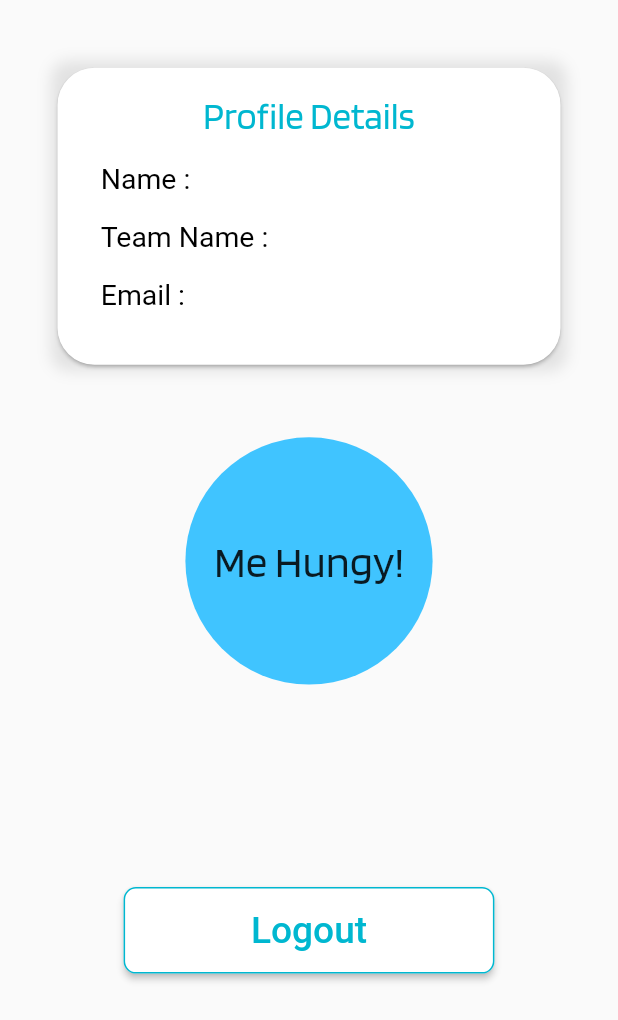
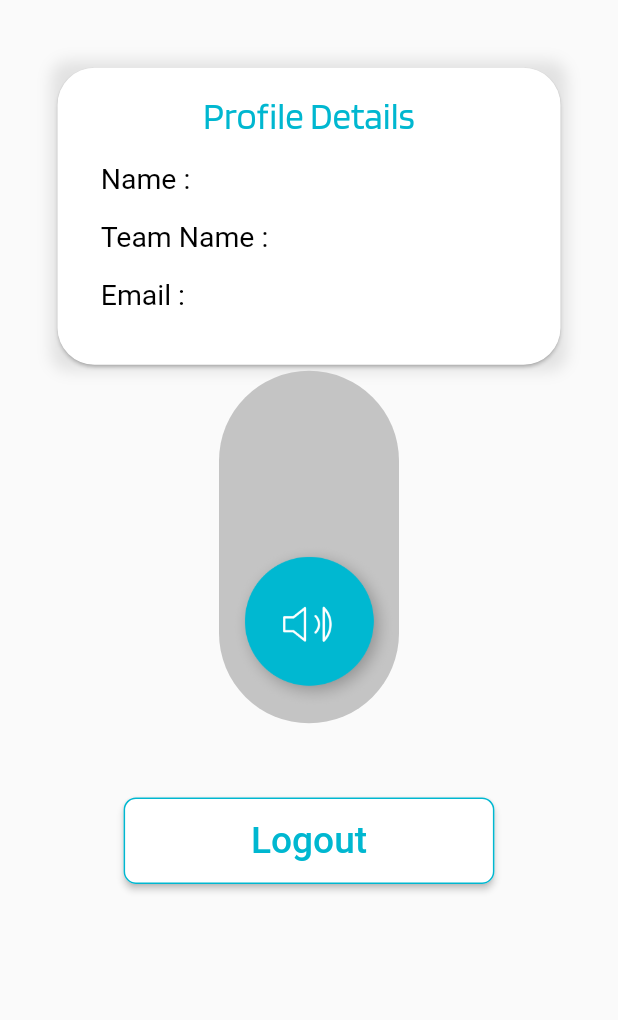
Before and after one commit to aryan9600/OpenCon-20, a Flutter app: the ProfileScreen screen opened by its route, on a phone screen of 412 x 824 dp. Shown: the top 1020 px of the screen. Run offline on Flutter 3.47's test engine with Material 2 defaults, Android fonts, the phone set to English and light mode, and no system bars; drawn by our look-alikes of bouncing_widget; our stand-ins replace bubble, cached_network_image, cloud_firestore, firebase_auth, flutter_dotenv, flutter_swiper and 6 more; missing offline and left inert: chirp_flutter, flutter_dialogflow; accounts and stored records are empty; project files that could hold a hidden picture were left out.

Commit message:
basic sliding functionality

```diff
--- a/lib/screens/profile_screen.dart
+++ b/lib/screens/profile_screen.dart
@@ -1,7 +1,7 @@
 import 'dart:async';
 import 'dart:typed_data';
-
-import 'package:bouncing_widget/bouncing_widget.dart';
+import 'package:slider_button/slider_button.dart';
+import 'package:flutter_xlider/flutter_xlider.dart';
 import 'package:chirp_flutter/chirp_flutter.dart';
 import 'package:cloud_firestore/cloud_firestore.dart';
 import 'package:flutter/material.dart';
@@ -23,7 +23,7 @@ class ProfileScreen extends StatefulWidget {
   _ProfileScreenState createState() => _ProfileScreenState();
 }
 
-class _ProfileScreenState extends State<ProfileScreen> with TickerProviderStateMixin{
+class _ProfileScreenState extends State<ProfileScreen> with SingleTickerProviderStateMixin{
 
 
   String _appKey = DotEnv().env['CHIRP_APP_KEY'];
@@ -37,6 +37,7 @@ class _ProfileScreenState extends State<ProfileScreen> with TickerProviderStateM
   Stream<DocumentSnapshot> profile;
 
   AnimationController _controller;
+  Animation<Offset> _offsetAnimation;
 
   bool _started = false;
 
@@ -70,7 +71,8 @@ class _ProfileScreenState extends State<ProfileScreen> with TickerProviderStateM
 
     _controller = AnimationController(
       vsync: this,
-      lowerBound: 0.5,
+      lowerBound: 0,
+      upperBound: 1,
       duration: Duration(milliseconds: 700),
     );
   }
@@ -91,17 +93,8 @@ class _ProfileScreenState extends State<ProfileScreen> with TickerProviderStateM
     }
   }
 
-  Widget _buildContainer(double radius) {
-    return Container(
-      width: radius,
-      height: radius,
-      decoration: BoxDecoration(
-        border: Border.all(color: Colors.black.withOpacity(1-_controller.value)),
-        shape: BoxShape.circle,
-        color: Colors.transparent
-      ),
-    );
-  }
+  double _bottom = 10;
+  double _top = null;
 
   @override
   Widget build(BuildContext context) {
@@ -128,73 +121,40 @@ class _ProfileScreenState extends State<ProfileScreen> with TickerProviderStateM
                     }
                   },
                 ),
+                Stack(
+                  children: <Widget>[
                     Container(
-                    height: SizeConfig.screenHeight/3.25,
-                    child: AnimatedBuilder(
-                      animation: CurvedAnimation(parent: _controller, curve: Curves.fastOutSlowIn),
-                      builder: (context, child) {
-                        return Stack(
-                          alignment: Alignment.center,
-                          children: <Widget>[
-                            _started ? _buildContainer(SizeConfig.blockSizeVertical*20 * _controller.value) : Container(height: 0 , width: 0),
-                            _started ? _buildContainer(SizeConfig.blockSizeHorizontal*50 * _controller.value): Container(height: 0 , width: 0),
-                            _started ? _buildContainer(SizeConfig.safeBlockHorizontal*70 * _controller.value): Container(height: 0 , width: 0),
-                            Align(
-                                child: BouncingWidget(
-                                  child: Container(
-                                    height: SizeConfig.screenHeight/5,
+                      width: 120,
+                      height: 235,
                       decoration: BoxDecoration(
-                                      shape: BoxShape.circle,
-                                      color: Colors.lightBlueAccent,
-                                    ),
-                                    child: Center(
-                                      child: Text("Me Hungy!", style: TextStyle(
-                                        fontFamily: 'Blinker',
-                                        fontSize: SizeConfig.blockSizeVertical*3.5
-                                      ),),
+                        color: Color(0xffC4C4C4),
+                        shape: BoxShape.rectangle,
+                        borderRadius: BorderRadius.circular(70)
                       ),
                     ),
-                                  duration: Duration(milliseconds: 200),
-                                  onPressed: (){
+                    AnimatedPositioned(
+                      duration: Duration(milliseconds: 500),
+                      // top: 0,
+                      bottom: _bottom,
+                      left: SizeConfig.blockSizeHorizontal*2,
+                      child: GestureDetector(
+                        onTap: (){
                           setState(() {
-                                      _started = true;
+                            print('lol');
+                            _bottom=110;
+                            // _top = SizeConfig.blockSizeVertical/5;
                           });
-                                    ChirpSDK.state.then((val){
-                                      print(val);
-                                    });
-                                    print('lol');
-                                    ChirpSDK.onReceived.listen((e) {
-                                      String deliverable = new String.fromCharCodes(e.payload);
-                                      print(deliverable);
-                                      _delivery.addUserToDeliverable(_user.uIdToken, deliverable, _user.userEmail);
-                                      setState(() {
-                                        _started = false;
-                                      });
-                                      // _stopAudioProcessing();
-                                    });
-                                    _controller.repeat();
-
-                                    Future.delayed(Duration(seconds: 10), (){
-                                      setState(() {
-                                        _started = false;
-                                      });
-                                    });
-                                    // ChirpSDK.state.then((val){
-                                    //   if(val != ChirpState.stopped){
-                                    //     _stopAudioProcessing();
-                                    //   }
-                                    // });
                         },
-                                ),
-
-                            ),
-                          ],
-                        );
-                      },
+                        child: Center(
+                          child: Container(
+                            child: Image.asset('assets/volume.png'),
+                            width: 110,
                           ),
                         ),
-                SizedBox(height: SizeConfig.blockSizeVertical*5,),
-
+                      ),
+                    )
+                  ],
+                ),
                 // ProfileCard(name: 'Sanskar Jaiswal', teamName: 'Team Alpha', email: 'jaiswalsanskar087@gmail.com'),
                 SizedBox(height: SizeConfig.blockSizeVertical*6),
                 Container(
--- a/pubspec.yaml
+++ b/pubspec.yaml
@@ -28,6 +28,7 @@ dependencies:
   bubble: ^1.1.9+1
   bouncing_widget: ^1.2.0
   slider_button: ^0.5.0
+  flutter_xlider: ^3.3.1
 
   cupertino_icons: ^0.1.2
 
@@ -49,6 +50,7 @@ flutter:
     - assets/opencon-20-081be2339280.json
     - assets/ink-shape.png
     - assets/ink.png
+    - assets/volume.png
     - .ENV
 
   fonts:
```
Also changed, not shown: assets/volume.png (added), pubspec.lock. Lines whose indentation alone changed are shown as unchanged.
